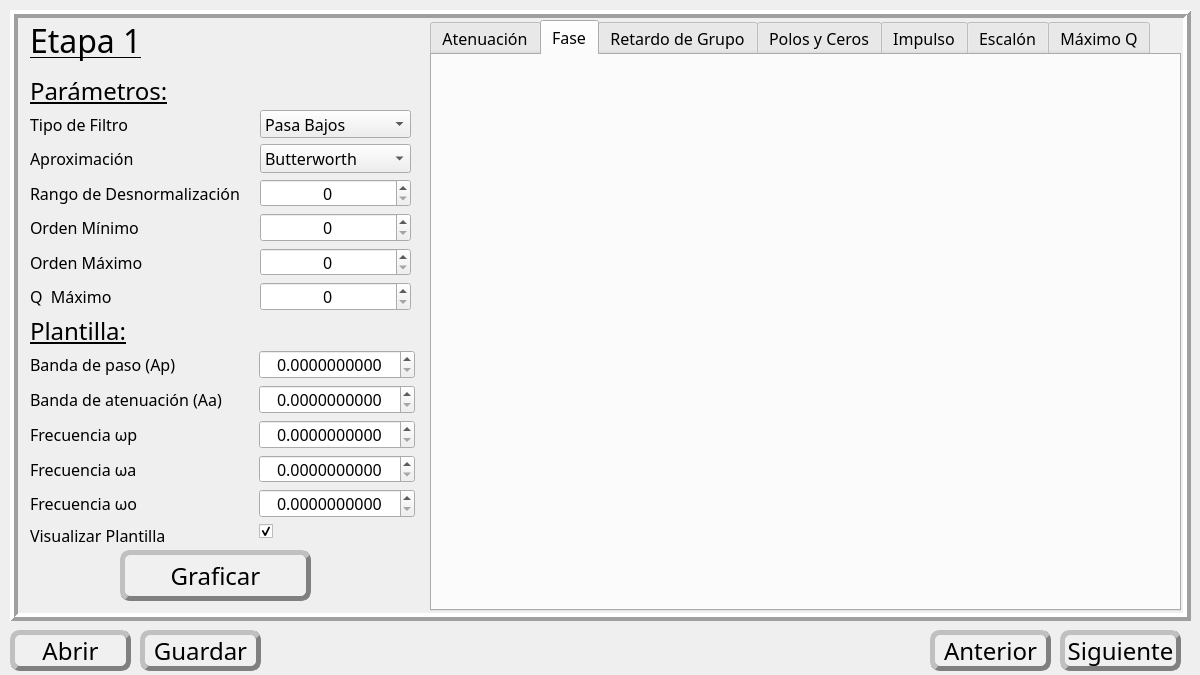
mbergerman/FilterTool, file designer/mainwindow.ui: the form before one commit.
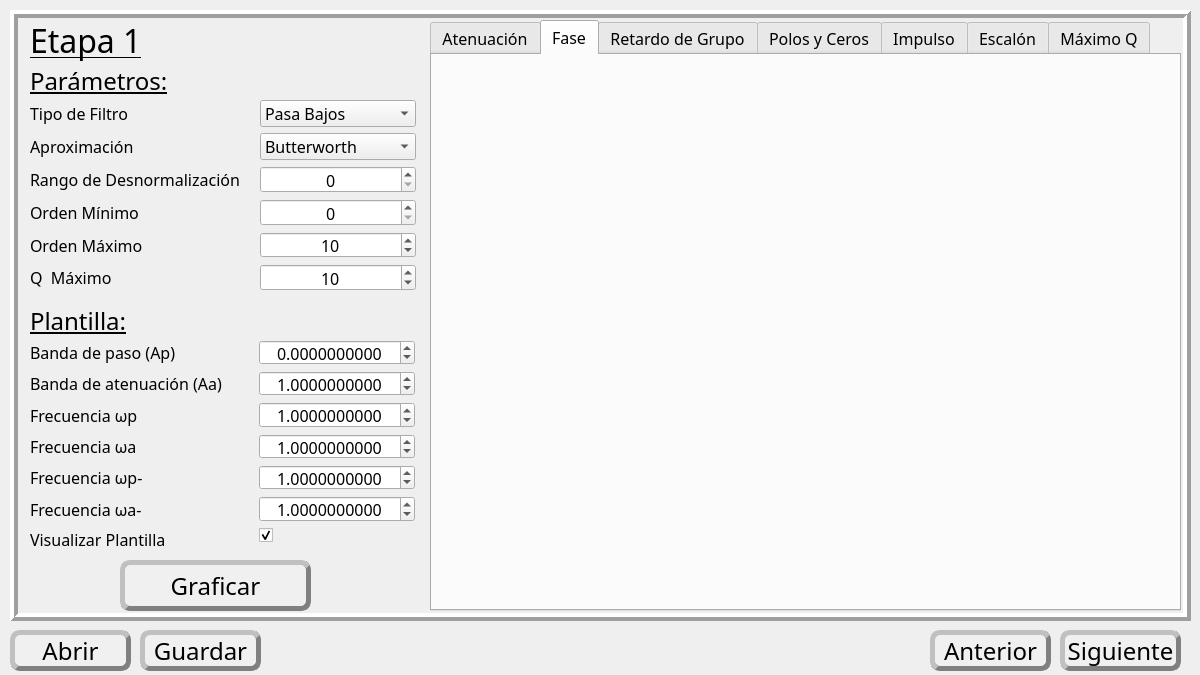
The form after the commit. The open tabs and pages were chosen to show the change. Icons and pictures are not drawn.

The edit to the form file:
```diff
--- a/designer/mainwindow.ui
+++ b/designer/mainwindow.ui
@@ -230,9 +230,9 @@
        <property name="geometry">
         <rect>
          <x>10</x>
-         <y>90</y>
-         <width>381</width>
-         <height>201</height>
+         <y>80</y>
+         <width>386</width>
+         <height>191</height>
         </rect>
        </property>
        <layout class="QFormLayout" name="formLayout">
@@ -436,6 +436,9 @@
           <property name="maximum">
            <number>100</number>
           </property>
+          <property name="value">
+           <number>10</number>
+          </property>
          </widget>
         </item>
         <item row="5" column="0">
@@ -465,6 +468,9 @@
           <property name="maximum">
            <number>100</number>
           </property>
+          <property name="value">
+           <number>10</number>
+          </property>
          </widget>
         </item>
        </layout>
@@ -473,7 +479,7 @@
        <property name="geometry">
         <rect>
          <x>10</x>
-         <y>50</y>
+         <y>40</y>
          <width>171</width>
          <height>41</height>
         </rect>
@@ -493,7 +499,7 @@
        <property name="geometry">
         <rect>
          <x>10</x>
-         <y>290</y>
+         <y>280</y>
          <width>171</width>
          <height>41</height>
         </rect>
@@ -513,9 +519,9 @@
        <property name="geometry">
         <rect>
          <x>10</x>
-         <y>330</y>
+         <y>320</y>
          <width>385</width>
-         <height>197</height>
+         <height>211</height>
         </rect>
        </property>
        <layout class="QFormLayout" name="formLayout_2">
@@ -594,6 +600,12 @@
           <property name="decimals">
            <number>10</number>
           </property>
+          <property name="minimum">
+           <double>-100.000000000000000</double>
+          </property>
+          <property name="maximum">
+           <double>100.000000000000000</double>
+          </property>
           <property name="stepType">
            <enum>QAbstractSpinBox::DefaultStepType</enum>
           </property>
@@ -616,11 +628,17 @@
           <property name="decimals">
            <number>10</number>
           </property>
+          <property name="minimum">
+           <double>-100.000000000000000</double>
+          </property>
+          <property name="maximum">
+           <double>100.000000000000000</double>
+          </property>
           <property name="stepType">
            <enum>QAbstractSpinBox::DefaultStepType</enum>
           </property>
           <property name="value">
-           <double>0.000000000000000</double>
+           <double>1.000000000000000</double>
           </property>
          </widget>
         </item>
@@ -642,7 +660,7 @@
            <enum>QAbstractSpinBox::DefaultStepType</enum>
           </property>
           <property name="value">
-           <double>0.000000000000000</double>
+           <double>1.000000000000000</double>
           </property>
          </widget>
         </item>
@@ -664,7 +682,7 @@
            <enum>QAbstractSpinBox::DefaultStepType</enum>
           </property>
           <property name="value">
-           <double>0.000000000000000</double>
+           <double>1.000000000000000</double>
           </property>
          </widget>
         </item>
@@ -677,7 +695,7 @@
            </font>
           </property>
           <property name="text">
-           <string>Frecuencia ωo</string>
+           <string>Frecuencia ωp-</string>
           </property>
          </widget>
         </item>
@@ -699,11 +717,11 @@
            <enum>QAbstractSpinBox::DefaultStepType</enum>
           </property>
           <property name="value">
-           <double>0.000000000000000</double>
+           <double>1.000000000000000</double>
           </property>
          </widget>
         </item>
-        <item row="5" column="1">
+        <item row="6" column="1">
          <widget class="QCheckBox" name="check_plantilla">
           <property name="sizePolicy">
            <sizepolicy hsizetype="Minimum" vsizetype="Fixed">
@@ -752,7 +770,7 @@
           </property>
          </widget>
         </item>
-        <item row="5" column="0">
+        <item row="6" column="0">
          <widget class="QLabel" name="label_check_plantilla">
           <property name="font">
            <font>
@@ -765,13 +783,48 @@
           </property>
          </widget>
         </item>
+        <item row="5" column="0">
+         <widget class="QLabel" name="label_wa_2">
+          <property name="font">
+           <font>
+            <family>Rockwell</family>
+            <pointsize>12</pointsize>
+           </font>
+          </property>
+          <property name="text">
+           <string>Frecuencia ωa-</string>
+          </property>
+         </widget>
+        </item>
+        <item row="5" column="1">
+         <widget class="QDoubleSpinBox" name="spin_wa_2">
+          <property name="font">
+           <font>
+            <family>Rockwell</family>
+            <pointsize>12</pointsize>
+           </font>
+          </property>
+          <property name="alignment">
+           <set>Qt::AlignCenter</set>
+          </property>
+          <property name="decimals">
+           <number>10</number>
+          </property>
+          <property name="stepType">
+           <enum>QAbstractSpinBox::DefaultStepType</enum>
+          </property>
+          <property name="value">
+           <double>1.000000000000000</double>
+          </property>
+         </widget>
+        </item>
        </layout>
       </widget>
       <widget class="QPushButton" name="btn_plot">
        <property name="geometry">
         <rect>
          <x>100</x>
-         <y>530</y>
+         <y>540</y>
          <width>191</width>
          <height>51</height>
         </rect>
```
Left out of the diff: 10 changed lines with no effect on the pictures.
